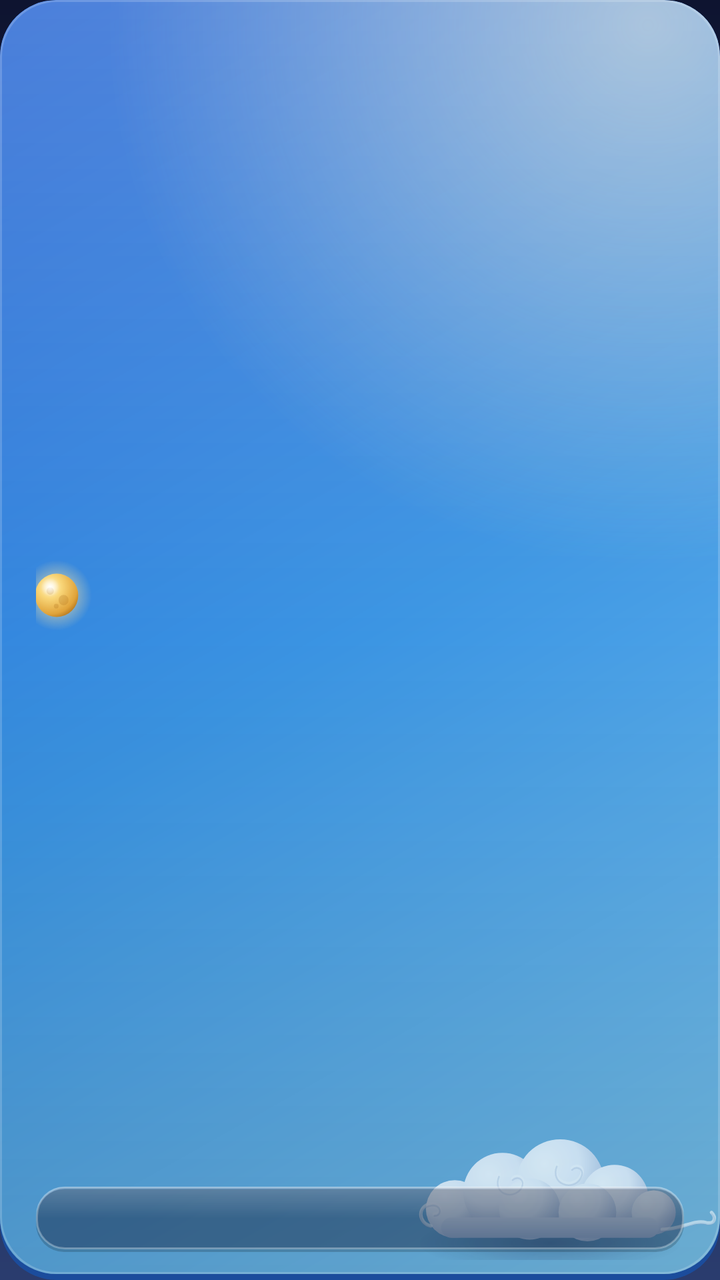
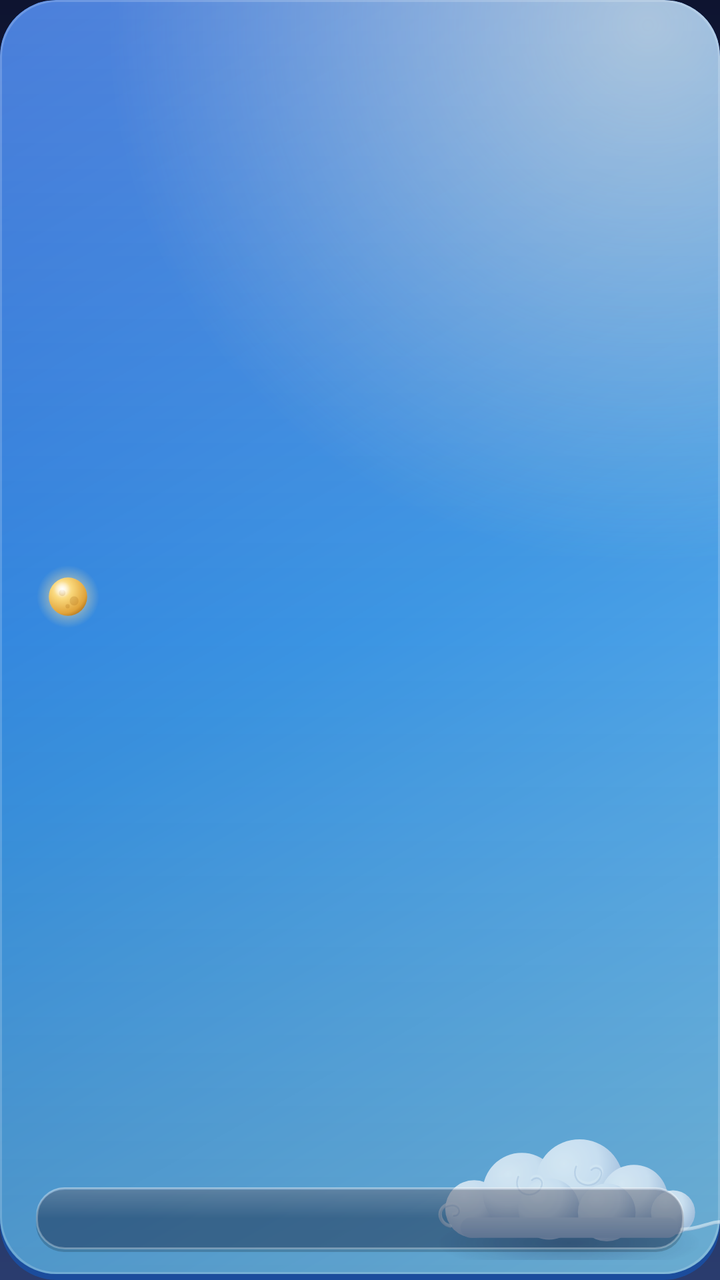

Screens rendered from an Android XML layout before and after an edit, with the pre-edit source and the edit as a unified diff.
<!-- AndroidManifest.xml: application theme AppTheme -->
<!-- res/layout/widget_4x2.xml -->
<?xml version="1.0" encoding="utf-8"?>
<LinearLayout xmlns:android="http://schemas.android.com/apk/res/android"
    android:id="@android:id/background"
    android:clipToOutline="true"
    android:layout_width="match_parent"
    android:layout_height="match_parent"
    android:background="@drawable/widget_bg_day"
    android:orientation="vertical"
    android:paddingStart="18dp"
    android:paddingEnd="18dp"
    android:paddingTop="14dp"
    android:paddingBottom="14dp">

    <LinearLayout
        android:layout_width="match_parent"
        android:layout_height="0dp"
        android:layout_weight="1"
        android:orientation="horizontal"
        android:gravity="center_vertical">

        <LinearLayout
            android:layout_width="0dp"
            android:layout_height="wrap_content"
            android:layout_weight="1"
            android:orientation="vertical">

            <TextView
                android:id="@+id/line_date"
                android:layout_width="wrap_content"
                android:layout_height="wrap_content"
                android:maxLines="1"
                android:ellipsize="end"
                android:textAllCaps="true"
                android:letterSpacing="0.06"
                android:fontFamily="sans-serif-medium"
                android:textColor="#D9FFFFFF"
                android:textSize="12sp"
                android:shadowColor="#40000000"
                android:shadowDy="1"
                android:shadowRadius="2" />

            <LinearLayout
                android:layout_width="wrap_content"
                android:layout_height="wrap_content"
                android:layout_marginTop="1dp"
                android:orientation="horizontal"
                android:gravity="center_vertical">

                
                <ImageView
                    android:id="@+id/moon"
                    android:layout_width="36dp"
                    android:layout_height="36dp"
                    android:layout_marginStart="-8dp"
                    android:layout_marginEnd="2dp"
                    android:src="@drawable/moon_4"
                    android:importantForAccessibility="no" />

                <TextView
                    android:id="@+id/line_lunar"
                    android:layout_width="wrap_content"
                    android:layout_height="wrap_content"
                    android:maxLines="1"
                    android:ellipsize="end"
                    android:fontFamily="serif"
                    android:textStyle="bold"
                    android:textColor="#FFFFFFFF"
                    android:textSize="22sp"
                    android:includeFontPadding="false"
                    android:shadowColor="#66000000"
                    android:shadowDy="2"
                    android:shadowRadius="4" />
            </LinearLayout>

            <TextView
                android:id="@+id/line_sub"
                android:layout_width="wrap_content"
                android:layout_height="wrap_content"
                android:layout_marginTop="2dp"
                android:maxLines="1"
                android:ellipsize="end"
                android:textColor="#C7FFFFFF"
                android:textSize="12.5sp"
                android:shadowColor="#40000000"
                android:shadowDy="1"
                android:shadowRadius="2" />
        </LinearLayout>

        <LinearLayout
            android:layout_width="wrap_content"
            android:layout_height="wrap_content"
            android:layout_marginStart="8dp"
            android:orientation="vertical"
            android:gravity="end">

            <TextView
                android:id="@+id/line_temp"
                android:layout_width="wrap_content"
                android:layout_height="wrap_content"
                android:maxLines="1"
                android:fontFamily="sans-serif"
                android:textStyle="bold"
                android:textColor="#FFFFFFFF"
                android:textSize="38sp"
                android:includeFontPadding="false"
                android:shadowColor="#66000000"
                android:shadowDy="2"
                android:shadowRadius="4" />

            <TextView
                android:id="@+id/line_wx"
                android:layout_width="wrap_content"
                android:layout_height="wrap_content"
                android:maxLines="1"
                android:ellipsize="end"
                android:textColor="#C7FFFFFF"
                android:textSize="12.5sp"
                android:shadowColor="#40000000"
                android:shadowDy="1"
                android:shadowRadius="2" />
        </LinearLayout>
    </LinearLayout>

    <TextView
        android:id="@+id/line_tip"
        android:layout_width="match_parent"
        android:layout_height="wrap_content"
        android:layout_marginTop="10dp"
        android:background="@drawable/widget_pill"
        android:paddingStart="12dp"
        android:paddingEnd="12dp"
        android:paddingTop="7dp"
        android:paddingBottom="7dp"
        android:maxLines="1"
        android:ellipsize="end"
        android:fontFamily="sans-serif-medium"
        android:textColor="#FFFFFFFF"
        android:shadowColor="#73000000"
        android:shadowDy="1"
        android:shadowRadius="2"
        android:textSize="13.5sp" />
</LinearLayout>
<!-- resources referenced by this layout -->
<resources>
  <!-- drawable moon_4: vector/xml drawable (drawable, 2690 chars, omitted) -->
  <!-- drawable widget_bg_day (drawable) -->
  <?xml version="1.0" encoding="utf-8"?>
  <layer-list xmlns:android="http://schemas.android.com/apk/res/android">
      <item>
          <shape android:shape="rectangle"><solid android:color="#FF1B4C9C" /><corners android:radius="28dp" /></shape>
      </item>
      <item android:bottom="3dp">
          <shape android:shape="rectangle">
              <gradient android:angle="315" android:startColor="#FF1F5FD1" android:centerColor="#FF3B95E3" android:endColor="#FF7CC8F2" android:type="linear" />
              <corners android:radius="28dp" />
          </shape>
      </item>
      <item android:bottom="3dp">
          <shape android:shape="rectangle">
              <gradient android:type="radial" android:centerX="0.9" android:centerY="0.02" android:gradientRadius="75%"
                  android:startColor="#80FFF4D2" android:endColor="#00FFF4D2" />
              <corners android:radius="28dp" />
          </shape>
      </item>
      <item android:bottom="3dp">
          <shape android:shape="rectangle">
              <gradient android:angle="270" android:startColor="#33FFFFFF" android:centerColor="#00FFFFFF" android:endColor="#24000000" />
              <corners android:radius="28dp" />
          </shape>
      </item>
      <item android:bottom="3dp">
          <shape android:shape="rectangle"><stroke android:width="1dp" android:color="#2EFFFFFF" /><corners android:radius="28dp" /></shape>
      </item>
      <item android:drawable="@drawable/art_cloud" android:gravity="bottom|end"
          android:width="170dp" android:height="68dp" android:bottom="10dp" />
  </layer-list>
  <!-- drawable widget_pill (drawable) -->
  <?xml version="1.0" encoding="utf-8"?>
  <layer-list xmlns:android="http://schemas.android.com/apk/res/android">
      <item android:top="1.5dp">
          <shape android:shape="rectangle"><solid android:color="#2E000000" /><corners android:radius="14dp" /></shape>
      </item>
      <item android:bottom="1.5dp">
          <shape android:shape="rectangle">
              <solid android:color="#47101A40" />
              <stroke android:width="1dp" android:color="#47FFFFFF" />
              <corners android:radius="14dp" />
          </shape>
      </item>
      <item android:bottom="1.5dp">
          <shape android:shape="rectangle">
              <gradient android:angle="270" android:startColor="#33FFFFFF" android:centerColor="#00FFFFFF" android:endColor="#00FFFFFF" />
              <corners android:radius="14dp" />
          </shape>
      </item>
  </layer-list>
  <style name="AppTheme" parent="@android:style/Theme.Material.Light.NoActionBar">
          
          <item name="android:windowBackground">@drawable/splash_bg</item>
      </style>
  <!-- drawable art_cloud: vector/xml drawable (drawable, 5604 chars, omitted) -->
  <!-- drawable splash_bg (drawable) -->
  <?xml version="1.0" encoding="utf-8"?>
  <layer-list xmlns:android="http://schemas.android.com/apk/res/android">
      <item>
          <shape android:shape="rectangle">
              <gradient android:angle="270" android:startColor="#FF0E1430" android:centerColor="#FF1C2A52" android:endColor="#FF2A3C6E" />
          </shape>
      </item>
      <item android:drawable="@drawable/art_stars" android:gravity="top|center_horizontal"
          android:width="340dp" android:height="90dp" android:top="96dp" />
      <item android:drawable="@drawable/moon_4" android:gravity="center"
          android:width="150dp" android:height="150dp" android:bottom="70dp" />
      <item android:drawable="@drawable/art_cloud" android:gravity="center"
          android:width="230dp" android:height="92dp" android:top="70dp" />
  </layer-list>
  <!-- drawable art_stars: vector/xml drawable (drawable, 2119 chars, omitted) -->
</resources>

<!-- the commit's change to res/layout/widget_4x2.xml (unified diff, before → after) -->
@@ -1,142 +1,162 @@
 <?xml version="1.0" encoding="utf-8"?>
-<LinearLayout xmlns:android="http://schemas.android.com/apk/res/android"
+<FrameLayout xmlns:android="http://schemas.android.com/apk/res/android"
     android:id="@android:id/background"
     android:clipToOutline="true"
     android:layout_width="match_parent"
     android:layout_height="match_parent"
-    android:background="@drawable/widget_bg_day"
-    android:orientation="vertical"
-    android:paddingStart="18dp"
-    android:paddingEnd="18dp"
-    android:paddingTop="14dp"
-    android:paddingBottom="14dp">
+    android:background="@drawable/widget_bg_day">
+
+    
+    <ImageView
+        android:layout_width="170dp"
+        android:layout_height="68dp"
+        android:layout_gravity="bottom|end"
+        android:layout_marginEnd="-10dp"
+        android:layout_marginBottom="10dp"
+        android:src="@drawable/art_cloud"
+        android:scaleType="fitCenter"
+        android:importantForAccessibility="no" />
 
     <LinearLayout
         android:layout_width="match_parent"
-        android:layout_height="0dp"
-        android:layout_weight="1"
-        android:orientation="horizontal"
-        android:gravity="center_vertical">
+        android:layout_height="match_parent"
+        android:orientation="vertical"
+        android:paddingStart="18dp"
+        android:paddingEnd="18dp"
+        android:paddingTop="14dp"
+        android:paddingBottom="14dp">
 
         <LinearLayout
-            android:layout_width="0dp"
-            android:layout_height="wrap_content"
+            android:layout_width="match_parent"
+            android:layout_height="0dp"
             android:layout_weight="1"
-            android:orientation="vertical">
+            android:orientation="horizontal"
+            android:gravity="center_vertical">
 
-            <TextView
-                android:id="@+id/line_date"
-                android:layout_width="wrap_content"
+            <LinearLayout
+                android:layout_width="0dp"
                 android:layout_height="wrap_content"
-                android:maxLines="1"
-                android:ellipsize="end"
-                android:textAllCaps="true"
-                android:letterSpacing="0.06"
-                android:fontFamily="sans-serif-medium"
-                android:textColor="#D9FFFFFF"
-                android:textSize="12sp"
-                android:shadowColor="#40000000"
-                android:shadowDy="1"
-                android:shadowRadius="2" />
+                android:layout_weight="1"
+                android:orientation="vertical">
+
+                <TextView
+                    android:id="@+id/line_date"
+                    android:layout_width="wrap_content"
+                    android:layout_height="wrap_content"
+                    android:maxLines="1"
+                    android:ellipsize="end"
+                    android:textAllCaps="true"
+                    android:letterSpacing="0.06"
+                    android:fontFamily="sans-serif-medium"
+                    android:textColor="#D9FFFFFF"
+                    android:textSize="12sp"
+                    android:shadowColor="#40000000"
+                    android:shadowDy="1"
+                    android:shadowRadius="2" />
+
+                <LinearLayout
+                    android:layout_width="wrap_content"
+                    android:layout_height="wrap_content"
+                    android:layout_marginTop="2dp"
+                    android:orientation="horizontal"
+                    android:gravity="center_vertical">
+
+                    
+                    <ImageView
+                        android:id="@+id/moon"
+                        android:layout_width="32dp"
+                        android:layout_height="32dp"
+                        android:layout_marginEnd="4dp"
+                        android:src="@drawable/moon_4"
+                        android:importantForAccessibility="no" />
+
+                    <TextView
+                        android:id="@+id/line_lunar"
+                        android:layout_width="wrap_content"
+                        android:layout_height="wrap_content"
+                        android:maxLines="1"
+                        android:ellipsize="end"
+                        android:includeFontPadding="false"
+                        android:fontFamily="serif"
+                        android:textStyle="bold"
+                        android:textColor="#FFFFFFFF"
+                        android:textSize="22sp"
+                        android:shadowColor="#66000000"
+                        android:shadowDy="2"
+                        android:shadowRadius="4" />
+                </LinearLayout>
+
+                <TextView
+                    android:id="@+id/line_sub"
+                    android:layout_width="wrap_content"
+                    android:layout_height="wrap_content"
+                    android:maxLines="1"
+                    android:ellipsize="end"
+                    android:layout_marginTop="2dp"
+                    android:fontFamily="sans-serif"
+                    android:textColor="#C7FFFFFF"
+                    android:textSize="12.5sp"
+                    android:shadowColor="#40000000"
+                    android:shadowDy="1"
+                    android:shadowRadius="2" />
+            </LinearLayout>
 
             <LinearLayout
                 android:layout_width="wrap_content"
                 android:layout_height="wrap_content"
-                android:layout_marginTop="1dp"
-                android:orientation="horizontal"
-                android:gravity="center_vertical">
-
-                
-                <ImageView
-                    android:id="@+id/moon"
-                    android:layout_width="36dp"
-                    android:layout_height="36dp"
-                    android:layout_marginStart="-8dp"
-                    android:layout_marginEnd="2dp"
-                    android:src="@drawable/moon_4"
-                    android:importantForAccessibility="no" />
+                android:layout_marginStart="8dp"
+                android:orientation="vertical"
+                android:gravity="end">
 
                 <TextView
-                    android:id="@+id/line_lunar"
+                    android:id="@+id/line_temp"
                     android:layout_width="wrap_content"
                     android:layout_height="wrap_content"
                     android:maxLines="1"
                     android:ellipsize="end"
-                    android:fontFamily="serif"
+                    android:includeFontPadding="false"
+                    android:fontFamily="sans-serif"
                     android:textStyle="bold"
                     android:textColor="#FFFFFFFF"
-                    android:textSize="22sp"
-                    android:includeFontPadding="false"
+                    android:textSize="38sp"
                     android:shadowColor="#66000000"
                     android:shadowDy="2"
                     android:shadowRadius="4" />
+
+                <TextView
+                    android:id="@+id/line_wx"
+                    android:layout_width="wrap_content"
+                    android:layout_height="wrap_content"
+                    android:maxLines="1"
+                    android:ellipsize="end"
+                    android:maxWidth="150dp"
+                    android:gravity="end"
+                    android:fontFamily="sans-serif"
+                    android:textColor="#C7FFFFFF"
+                    android:textSize="12.5sp"
+                    android:shadowColor="#40000000"
+                    android:shadowDy="1"
+                    android:shadowRadius="2" />
             </LinearLayout>
-
-            <TextView
-                android:id="@+id/line_sub"
-                android:layout_width="wrap_content"
-                android:layout_height="wrap_content"
-                android:layout_marginTop="2dp"
-                android:maxLines="1"
-                android:ellipsize="end"
-                android:textColor="#C7FFFFFF"
-                android:textSize="12.5sp"
-                android:shadowColor="#40000000"
-                android:shadowDy="1"
-                android:shadowRadius="2" />
         </LinearLayout>
 
-        <LinearLayout
-            android:layout_width="wrap_content"
+        <TextView
+            android:id="@+id/line_tip"
+            android:layout_width="match_parent"
             android:layout_height="wrap_content"
-            android:layout_marginStart="8dp"
-            android:orientation="vertical"
-            android:gravity="end">
-
-            <TextView
-                android:id="@+id/line_temp"
-                android:layout_width="wrap_content"
-                android:layout_height="wrap_content"
-                android:maxLines="1"
-                android:fontFamily="sans-serif"
-                android:textStyle="bold"
-                android:textColor="#FFFFFFFF"
-                android:textSize="38sp"
-                android:includeFontPadding="false"
-                android:shadowColor="#66000000"
-                android:shadowDy="2"
-                android:shadowRadius="4" />
-
-            <TextView
-                android:id="@+id/line_wx"
-                android:layout_width="wrap_content"
-                android:layout_height="wrap_content"
-                android:maxLines="1"
-                android:ellipsize="end"
-                android:textColor="#C7FFFFFF"
-                android:textSize="12.5sp"
-                android:shadowColor="#40000000"
-                android:shadowDy="1"
-                android:shadowRadius="2" />
-        </LinearLayout>
+            android:layout_marginTop="10dp"
+            android:background="@drawable/widget_pill"
+            android:paddingStart="12dp"
+            android:paddingEnd="12dp"
+            android:paddingTop="6dp"
+            android:paddingBottom="7.5dp"
+            android:maxLines="1"
+            android:ellipsize="end"
+            android:fontFamily="sans-serif-medium"
+            android:textColor="#FFFFFFFF"
+            android:textSize="13.5sp"
+            android:shadowColor="#73000000"
+            android:shadowDy="1"
+            android:shadowRadius="2" />
     </LinearLayout>
-
-    <TextView
-        android:id="@+id/line_tip"
-        android:layout_width="match_parent"
-        android:layout_height="wrap_content"
-        android:layout_marginTop="10dp"
-        android:background="@drawable/widget_pill"
-        android:paddingStart="12dp"
-        android:paddingEnd="12dp"
-        android:paddingTop="7dp"
-        android:paddingBottom="7dp"
-        android:maxLines="1"
-        android:ellipsize="end"
-        android:fontFamily="sans-serif-medium"
-        android:textColor="#FFFFFFFF"
-        android:shadowColor="#73000000"
-        android:shadowDy="1"
-        android:shadowRadius="2"
-        android:textSize="13.5sp" />
-</LinearLayout>
+</FrameLayout>
<!-- resource entries referenced after the edit -->
@@ -29,8 +29,6 @@
       <item android:bottom="3dp">
           <shape android:shape="rectangle"><stroke android:width="1dp" android:color="#2EFFFFFF" /><corners android:radius="28dp" /></shape>
       </item>
-      <item android:drawable="@drawable/art_cloud" android:gravity="bottom|end"
-          android:width="170dp" android:height="68dp" android:bottom="10dp" />
   </layer-list>
   <!-- drawable widget_pill (drawable) -->
   <?xml version="1.0" encoding="utf-8"?>
